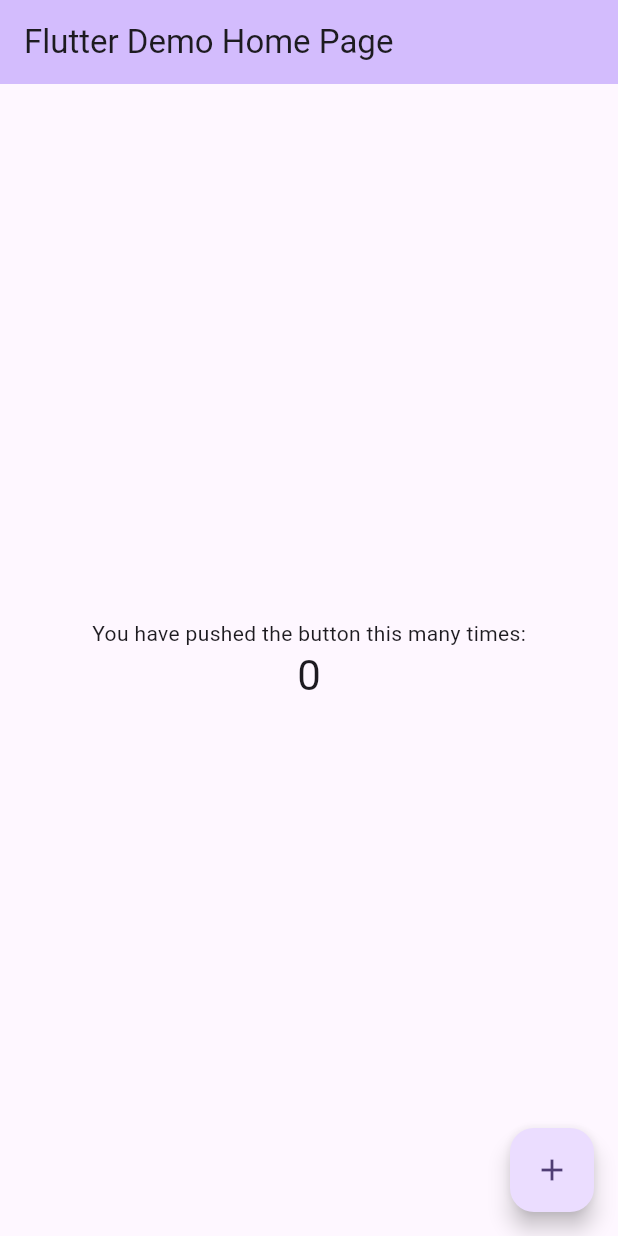
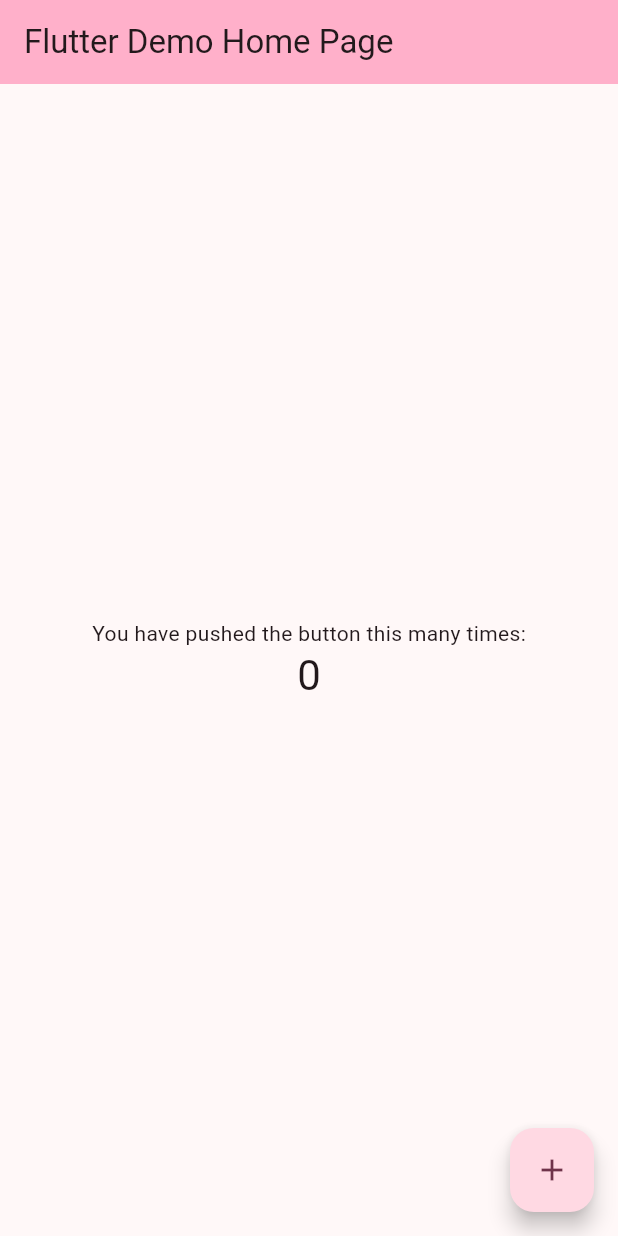
Before and after one commit to githubgenesis/MyFlutterPractice, a Flutter app: the screen it shows after launch, on a phone screen of 412 x 824 dp. Run offline on Flutter 3.47's test engine with Material 3 defaults, Android fonts, the phone set to English and light mode, and no system bars.

Commit message:
first change commit

```diff
--- a/lib/main.dart
+++ b/lib/main.dart
@@ -13,22 +13,8 @@ class MyApp extends StatelessWidget {
     return MaterialApp(
       title: 'Flutter Demo',
       theme: ThemeData(
-        // This is the theme of your application.
-        //
-        // TRY THIS: Try running your application with "flutter run". You'll see
-        // the application has a purple toolbar. Then, without quitting the app,
-        // try changing the seedColor in the colorScheme below to Colors.green
-        // and then invoke "hot reload" (save your changes or press the "hot
-        // reload" button in a Flutter-supported IDE, or press "r" if you used
-        // the command line to start the app).
-        //
-        // Notice that the counter didn't reset back to zero; the application
-        // state is not lost during the reload. To reset the state, use hot
-        // restart instead.
-        //
-        // This works for code too, not just values: Most code changes can be
-        // tested with just a hot reload.
-        colorScheme: ColorScheme.fromSeed(seedColor: Colors.deepPurple),
+        colorScheme: ColorScheme.fromSeed(
+            seedColor: const Color.fromARGB(255, 183, 58, 112)),
         useMaterial3: true,
       ),
       home: const MyHomePage(title: 'Flutter Demo Home Page'),
@@ -70,12 +56,6 @@ class _MyHomePageState extends State<MyHomePage> {
 
   @override
   Widget build(BuildContext context) {
-    // This method is rerun every time setState is called, for instance as done
-    // by the _incrementCounter method above.
-    //
-    // The Flutter framework has been optimized to make rerunning build methods
-    // fast, so that you can just rebuild anything that needs updating rather
-    // than having to individually change instances of widgets.
     return Scaffold(
       appBar: AppBar(
         // TRY THIS: Try changing the color here to a specific color (to
```
Also changed, not shown: lib/pages/home_pages.dart (added).
